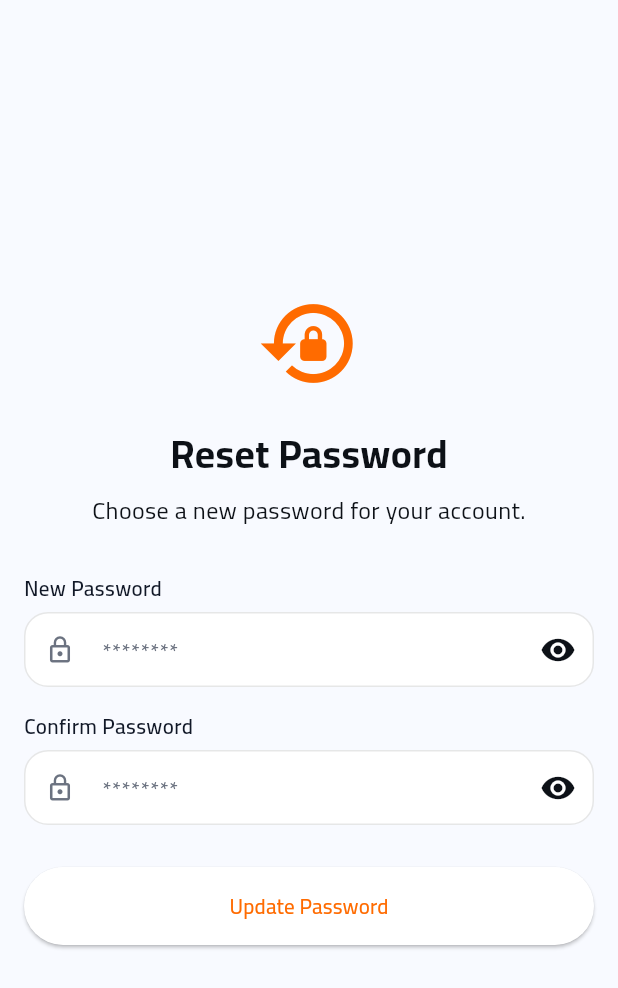
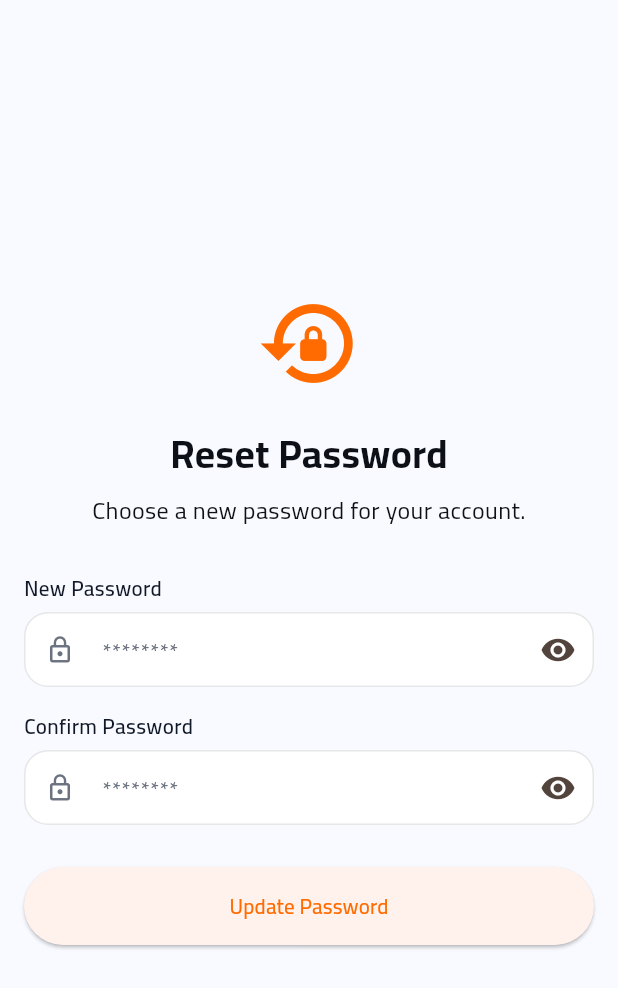
Before and after one commit to shroida/hollandkompas, a Flutter app: the ResetPasswordScreen screen opened by its route, on a phone screen of 412 x 824 dp. Shown: the top 988 px of the screen. Run offline on Flutter 3.47's test engine with Material 3 defaults, Android fonts, the phone set to English and light mode, and no system bars; our stand-ins replace flutter_riverpod, go_router, hive_flutter, riverpod_annotation, supabase_flutter; accounts and stored records are empty; generated files the repository leaves out were written again; network calls fail.

Commit message:
solve theme issue

```diff
--- a/lib/core/theme/app_theme.dart
+++ b/lib/core/theme/app_theme.dart
@@ -7,15 +7,13 @@ class AppTheme {
     useMaterial3: true,
     fontFamily: 'Cairo',
 
-    colorScheme: const ColorScheme.light(
+    colorScheme: ColorScheme.fromSeed(
+      seedColor: AppColors.primary,
+      brightness: Brightness.light,
       primary: AppColors.primary,
       secondary: AppColors.secondary,
       surface: AppColors.card,
       error: AppColors.destructive,
-      onPrimary: Colors.white,
-      onSecondary: Colors.white,
-      onSurface: AppColors.foreground,
-      onError: Colors.white,
     ),
 
     scaffoldBackgroundColor: AppColors.background,
@@ -25,6 +23,7 @@ class AppTheme {
       foregroundColor: AppColors.foreground,
       elevation: 0,
       centerTitle: true,
+      surfaceTintColor: Colors.transparent,
     ),
 
     cardTheme: CardThemeData(
@@ -33,22 +32,23 @@ class AppTheme {
       shape: RoundedRectangleBorder(borderRadius: BorderRadius.circular(14)),
     ),
 
-    textTheme: AppTextTheme.textTheme,
+    textTheme: AppTextTheme.textTheme.apply(
+      bodyColor: AppColors.foreground,
+      displayColor: AppColors.foreground,
+    ),
   );
 
   static final darkTheme = ThemeData(
     useMaterial3: true,
     fontFamily: 'Cairo',
 
-    colorScheme: const ColorScheme.dark(
+    colorScheme: ColorScheme.fromSeed(
+      seedColor: AppColors.primary,
+      brightness: Brightness.dark,
       primary: AppColors.primary,
       secondary: AppColors.darkSecondary,
       surface: AppColors.darkCard,
       error: AppColors.destructive,
-      onPrimary: Colors.white,
-      onSecondary: Colors.white,
-      onSurface: AppColors.darkForeground,
-      onError: Colors.white,
     ),
 
     scaffoldBackgroundColor: AppColors.darkBackground,
@@ -57,6 +57,7 @@ class AppTheme {
       backgroundColor: AppColors.darkBackground,
       foregroundColor: AppColors.darkForeground,
       elevation: 0,
+      surfaceTintColor: Colors.transparent,
     ),
 
     cardTheme: CardThemeData(
--- a/lib/features/auth/presentation/pages/forgot_password_screen.dart
+++ b/lib/features/auth/presentation/pages/forgot_password_screen.dart
@@ -52,7 +52,7 @@ class _ForgotPasswordScreenState extends ConsumerState<ForgotPasswordScreen> {
   Widget build(BuildContext context) {
     final state = ref.watch(authControllerProvider);
     return Scaffold(
-      backgroundColor: AppColors.background,
+      backgroundColor: Theme.of(context).scaffoldBackgroundColor,
       appBar: context.isMobile ? _buildMobileAppBar(context) : null,
       body: SafeArea(
         top: context.isMobile,
--- a/lib/features/auth/presentation/pages/reset_password_screen.dart
+++ b/lib/features/auth/presentation/pages/reset_password_screen.dart
@@ -64,7 +64,7 @@ class _ResetPasswordScreenState extends ConsumerState<ResetPasswordScreen> {
     final state = ref.watch(authControllerProvider);
 
     return Scaffold(
-      backgroundColor: AppColors.background,
+      backgroundColor: Theme.of(context).scaffoldBackgroundColor,
       body: SafeArea(
         child: context.isMobile
             ? _mobile(context, state)
--- a/lib/features/home/presentation/screens/home_screen.dart
+++ b/lib/features/home/presentation/screens/home_screen.dart
@@ -30,7 +30,7 @@ class HomeScreen extends ConsumerWidget {
         }
 
         return Scaffold(
-          backgroundColor: AppColors.background,
+          backgroundColor: Theme.of(context).scaffoldBackgroundColor,
 
           appBar: AppBarHomeScreen(
             firstName: user.firstName,
--- a/lib/features/home/presentation/widgets/sidebar/dashboard_grid.dart
+++ b/lib/features/home/presentation/widgets/sidebar/dashboard_grid.dart
@@ -37,7 +37,7 @@ class _PlaceholderCard extends StatelessWidget {
   @override
   Widget build(BuildContext context) {
     return Card(
-      color: AppColors.cardBg,
+      color: Theme.of(context).cardColor,
       child: Padding(
         padding: const EdgeInsets.all(24),
         child: Column(
```
Also changed, not shown: lib/features/auth/presentation/widgets/header_auth.dart (+5 -9 lines), lib/features/home/presentation/widgets/app_bar_home_screen.dart (+7 -15 lines), lib/features/home/presentation/widgets/sidebar/dashboard_header.dart (+4 -4 lines).
